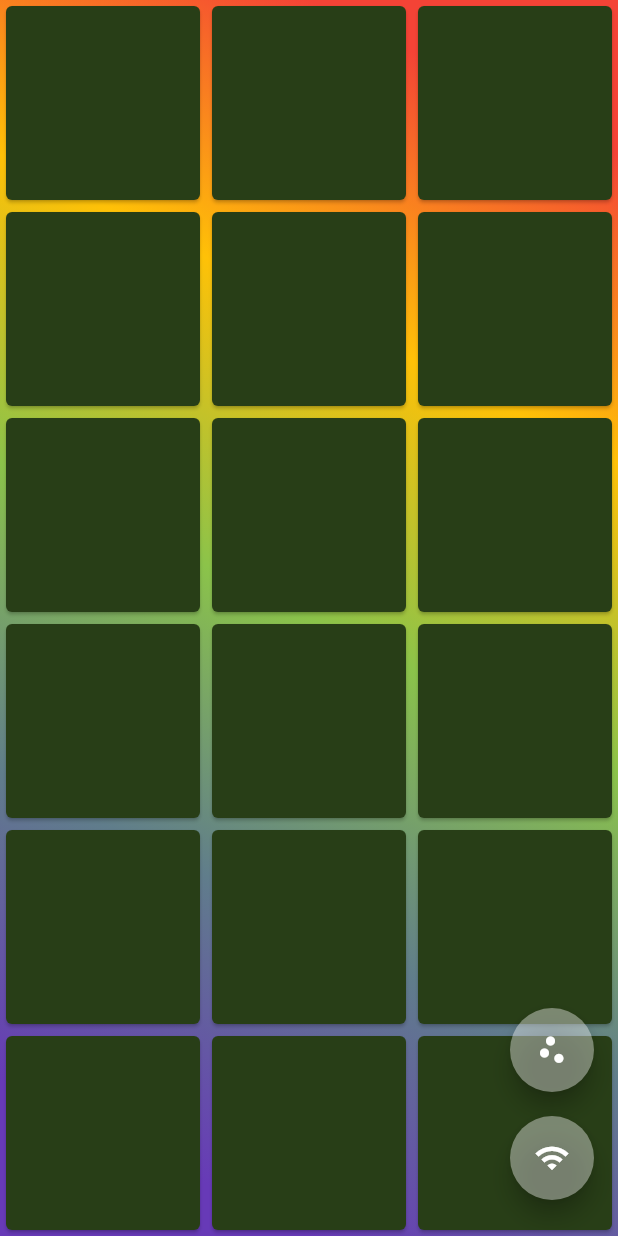
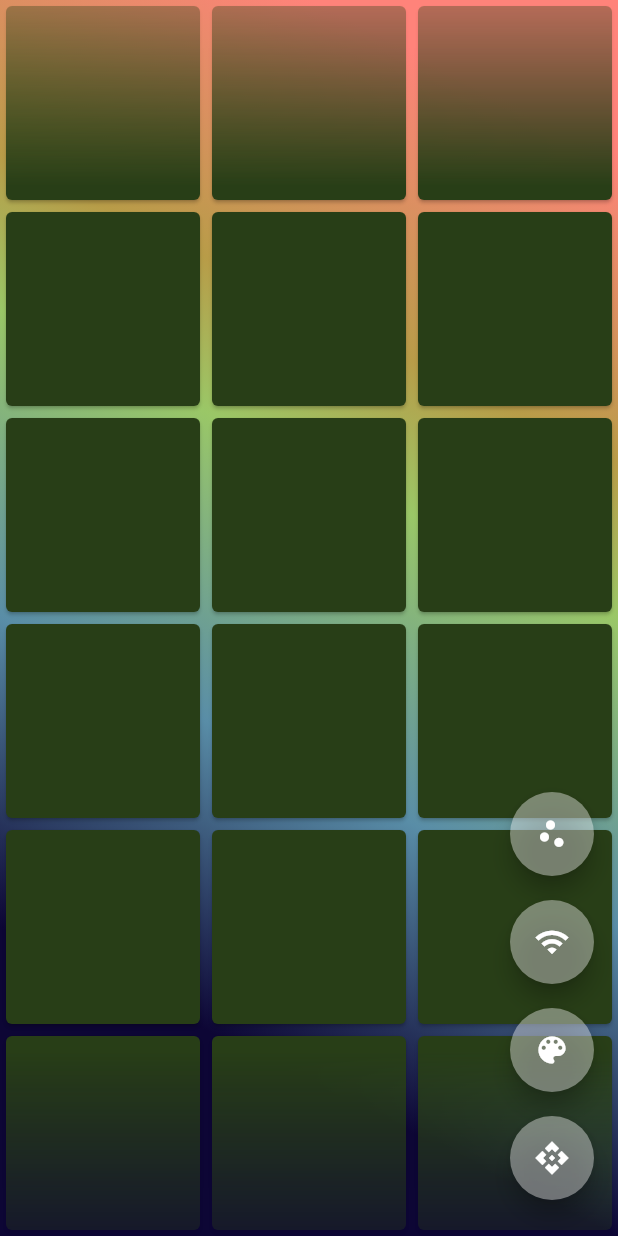
Before and after one commit to kaapomoi/valo, a Flutter app: the screen it shows after launch, on a phone screen of 412 x 824 dp. Run offline on Flutter 3.47's test engine with Material 2 defaults, Android fonts, the phone set to English and light mode, and no system bars; our stand-ins replace flutter_colorpicker; missing offline and left inert: simple_gesture_detector.

Commit message:
Use a new API for changing colors/modes
Flutter App also gets a new look.

```diff
--- a/lib/main.dart
+++ b/lib/main.dart
@@ -2,6 +2,7 @@ import 'dart:math';
 
 import 'package:flutter/material.dart';
 import 'package:flutter/services.dart';
+import 'package:flutter_colorpicker/flutter_colorpicker.dart';
 import 'package:http/http.dart' as http;
 import 'package:simple_gesture_detector/simple_gesture_detector.dart';
 
@@ -19,8 +20,10 @@ class _MyAppState extends State<MyApp> {
   List<Color> generatedColors = <Color>[];
   int lightingMode = 1;
   String ip = "192.168.50.10:80";
-  var mySystemTheme = SystemUiOverlayStyle.light
-      .copyWith(systemNavigationBarColor: Colors.deepPurple);
+  var mySystemTheme = SystemUiOverlayStyle.light.copyWith(
+      systemNavigationBarColor: const Color.fromARGB(0, 255, 255, 255));
+
+  Color pickerColor = const Color(0xffffeedd);
 
   /// Text controller
   late TextEditingController controller;
@@ -51,8 +54,15 @@ class _MyAppState extends State<MyApp> {
         lightingMode = 1;
       });
     }
-    Uri ur = Uri.http(ip, "/mode", {"mode": lightingMode.toString()});
-    http.get(ur);
+    Uri ur = Uri.http(ip, "/api/v1/basic");
+    http.post(ur, body: "{ 'mode': ${lightingMode.toString()} }");
+  }
+
+  void sendTestApiRequest() {
+    Uri ur = Uri.http(ip, "/api/v1/multi");
+    http.post(ur,
+        body: "{ \"colors\": [\"aa00bb\", \"00ffff\", \"dddd00\", \"00ffff\","
+            " \"aa00bb\"], \"mode\": 3, \"brightness\": 55 }");
   }
 
   @override
@@ -68,17 +78,19 @@ class _MyAppState extends State<MyApp> {
               stops: [
                 0.1,
                 0.3,
-                0.5,
-                0.7,
-                0.9,
+                0.4,
+                0.6,
+                0.8,
               ],
               colors: [
-                Colors.red,
-                Colors.amber,
-                Colors.lightGreen,
-                Colors.blueGrey,
-                Colors.deepPurple,
-              ])),
+                Color.fromARGB(255, 255, 131, 122),
+                Color.fromARGB(255, 184, 156, 72),
+                Color.fromARGB(255, 154, 199, 103),
+                Color.fromARGB(255, 89, 141, 167),
+                Color.fromARGB(255, 13, 6, 53),
+              ],
+            ),
+          ),
           child: SimpleGestureDetector(
             onHorizontalSwipe: _onHorizontalSwipe,
             swipeConfig: const SimpleSwipeConfig(
@@ -86,7 +98,22 @@ class _MyAppState extends State<MyApp> {
               horizontalThreshold: 40.0,
               swipeDetectionBehavior: SwipeDetectionBehavior.continuousDistinct,
             ),
-            child: _showColors(),
+            child: ShaderMask(
+                shaderCallback: (Rect rect) {
+                  return const LinearGradient(
+                    begin: Alignment.topCenter,
+                    end: Alignment.bottomCenter,
+                    colors: [
+                      Color.fromARGB(172, 0, 0, 0),
+                      Colors.transparent,
+                      Colors.transparent,
+                      Color.fromARGB(172, 0, 0, 0)
+                    ],
+                    stops: [0.0, 0.15, 0.85, 1.0],
+                  ).createShader(rect);
+                },
+                blendMode: BlendMode.dstOut,
+                child: _showColors()),
           ),
         ),
         floatingActionButton: Column(
@@ -111,9 +138,27 @@ class _MyAppState extends State<MyApp> {
                 onPressed: () async {
                   final newIp = await openIpChangeDialog();
                   if (newIp == null || newIp.isEmpty) return;
-                  setState(() => this.ip = newIp);
+                  setState(() => ip = newIp);
                 },
                 child: const Icon(Icons.wifi_sharp),
+              ),
+            ),
+            Padding(
+              padding: const EdgeInsets.symmetric(vertical: 8.0),
+              child: FloatingActionButton(
+                backgroundColor: Colors.white.withAlpha(100),
+                tooltip: 'Open Color Picker Dialog',
+                onPressed: openColorPickerDialog,
+                child: const Icon(Icons.color_lens_sharp),
+              ),
+            ),
+            Padding(
+              padding: const EdgeInsets.symmetric(vertical: 8.0),
+              child: FloatingActionButton(
+                backgroundColor: Colors.white.withAlpha(100),
+                tooltip: 'Test Color API',
+                onPressed: sendTestApiRequest,
+                child: const Icon(Icons.api),
               ),
             ),
           ],
@@ -144,29 +189,11 @@ class _MyAppState extends State<MyApp> {
           onTap: () {
             var colorStr =
                 color.value.toRadixString(16).substring(2).toUpperCase();
-            Uri ur = Uri.http(ip, "/color", {"color": colorStr});
-            http.get(ur);
+            Uri ur = Uri.http(ip, "/api/v1/basic");
+            http.post(ur, body: "{ 'color': '$colorStr' }");
           },
           child: Card(
             color: color,
-            // child: Container(
-            //   margin: const EdgeInsets.all(8.0),
-            //   child: Column(
-            //     mainAxisAlignment: MainAxisAlignment.spaceBetween,
-            //     children: <Widget>[
-            //       Container(
-            //         alignment: Alignment.centerRight,
-            //         child: Text(
-            //           '#${color.value.toRadixString(16).toUpperCase().substring(2)}',
-            //           style: Theme.of(context).textTheme.caption?.copyWith(
-            //               color: getTextColor(),
-            //               fontSize: 16.0,
-            //               fontWeight: FontWeight.w300),
-            //         ),
-            //       ),
-            //     ],
-            //   ),
-            // ),
           ),
         );
       },
@@ -178,6 +205,35 @@ class _MyAppState extends State<MyApp> {
       generatedColors.clear();
     });
   }
+
+  void openColorPickerDialog() => showDialog(
+        context: context,
+        builder: (context) => AlertDialog(
+          title: const Text("Pick a color"),
+          content: SingleChildScrollView(
+            child: ColorPicker(
+              pickerColor: pickerColor,
+              onColorChanged: (Color value) {
+                setState(() => pickerColor = value);
+              },
+            ),
+          ),
+          actions: <Widget>[
+            ElevatedButton(
+              onPressed: () {
+                Navigator.of(context).pop();
+                var pickerColorStr = pickerColor.value
+                    .toRadixString(16)
+                    .substring(2)
+                    .toUpperCase();
+                Uri ur = Uri.http(ip, "/api/v1/basic");
+                http.post(ur, body: "{ 'color': '$pickerColorStr' }");
+              },
+              child: const Text("Apply"),
+            ),
+          ],
+        ),
+      );
 
   Future<String?> openIpChangeDialog() => showDialog<String>(
         context: context,
@@ -193,7 +249,8 @@ class _MyAppState extends State<MyApp> {
             TextButton(
                 onPressed: submitNewIpAddress, child: const Text("Apply"))
           ],
-          ));
+        ),
+      );
 
   void submitNewIpAddress() {
     Navigator.of(context).pop(controller.text);
--- a/pubspec.yaml
+++ b/pubspec.yaml
@@ -38,6 +38,7 @@ dependencies:
   cupertino_icons: ^1.0.2
   http: ^0.13.5
   simple_gesture_detector: ^0.2.0
+  flutter_colorpicker: ^1.0.3
 
 dev_dependencies:
   flutter_test:
```
Also changed, not shown: pubspec.lock, 1 other file. Lines whose indentation alone changed are shown as unchanged.
